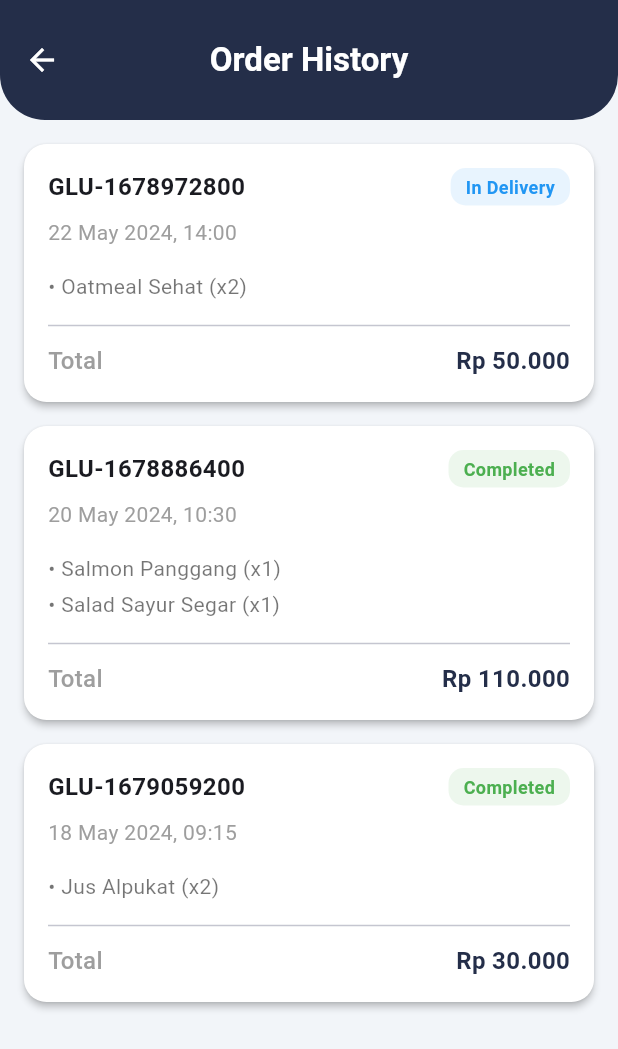
After one commit to FarhanTZ/Skripsi-frontend, a Flutter app: the OrderHistoryPage screen opened directly, on a phone screen of 412 x 824 dp. The commit adds this screen. Shown: the top 1049 px of the screen. Run offline on Flutter 3.47's test engine with Material 3 defaults, Android fonts, the phone set to English and light mode, and no system bars; our stand-ins replace curved_navigation_bar, fl_chart, flutter_svg, smooth_page_indicator.

Commit message:
Tampilan History Order

```diff
--- a/lib/features/presentation/screens/User/menu_tab.dart
+++ b/lib/features/presentation/screens/User/menu_tab.dart
@@ -2,6 +2,7 @@ import 'package:flutter/material.dart';
 import 'package:glupulse/app/theme/app_theme.dart';
 import 'package:glupulse/features/presentation/screens/Food/food_detail_page.dart';
 
+import '../order_history_page.dart';
 class MenuTab extends StatelessWidget {
   const MenuTab({super.key});
 
@@ -59,12 +60,17 @@ class MenuTab extends StatelessWidget {
                             ),
                           ],
                         ),
-                        CircleAvatar(
-                          backgroundColor: Colors.white,
-                          child: Icon(
-                            Icons.notifications_outlined,
-                            color: Theme.of(context).colorScheme.primary,
-                            size: 24,
+                        GestureDetector(
+                          onTap: () {
+                            Navigator.of(context).push(MaterialPageRoute(builder: (context) => const OrderHistoryPage()));
+                          },
+                          child: CircleAvatar(
+                            backgroundColor: Colors.white,
+                            child: Icon(
+                              Icons.receipt_long, // Mengganti ikon menjadi seperti kertas/nota
+                              color: Theme.of(context).colorScheme.primary,
+                              size: 24,
+                            ),
                           ),
                         ),
                       ],
--- /dev/null
+++ b/lib/features/presentation/screens/order_history_page.dart
@@ -0,0 +1,159 @@
+import 'package:flutter/material.dart';
+import 'package:glupulse/features/presentation/screens/order_tracking_page.dart';
+import 'package:intl/intl.dart';
+
+class OrderHistoryPage extends StatelessWidget {
+  const OrderHistoryPage({super.key});
+
+  // Data dummy untuk riwayat pesanan
+  final List<Map<String, dynamic>> _orderHistory = const [
+    {
+      'id': 'GLU-1678972800',
+      'date': '2024-05-22 14:00:00',
+      'total': 50000.0,
+      'status': 'In Delivery',
+      'items': [
+        {'name': 'Oatmeal Sehat', 'quantity': 2, 'price': 25000},
+      ],
+    },
+    {
+      'id': 'GLU-1678886400',
+      'date': '2024-05-20 10:30:00',
+      'total': 110000.0,
+      'status': 'Completed',
+      'items': [
+        {'name': 'Salmon Panggang', 'quantity': 1, 'price': 75000},
+        {'name': 'Salad Sayur Segar', 'quantity': 1, 'price': 35000},
+      ],
+    },
+    {
+      'id': 'GLU-1679059200',
+      'date': '2024-05-18 09:15:00',
+      'total': 30000.0,
+      'status': 'Completed',
+      'items': [
+        {'name': 'Jus Alpukat', 'quantity': 2, 'price': 15000},
+      ],
+    },
+  ];
+
+  @override
+  Widget build(BuildContext context) {
+    final currencyFormatter = NumberFormat.currency(locale: 'id_ID', symbol: 'Rp ', decimalDigits: 0);
+
+    return Scaffold(
+      backgroundColor: const Color(0xFFF2F5F9),
+      appBar: AppBar(
+        toolbarHeight: 80,
+        shape: const RoundedRectangleBorder(
+          borderRadius: BorderRadius.vertical(
+            bottom: Radius.circular(30),
+          ),
+        ),
+        title: const Text(
+          'Order History',
+          style: TextStyle(
+            color: Colors.white,
+            fontSize: 22,
+            fontWeight: FontWeight.bold,
+          ),
+        ),
+        backgroundColor: Theme.of(context).colorScheme.primary,
+        iconTheme: const IconThemeData(color: Colors.white),
+      ),
+      body: ListView.builder(
+        padding: const EdgeInsets.all(16.0),
+        itemCount: _orderHistory.length,
+        itemBuilder: (context, index) {
+          final order = _orderHistory[index];
+          final isCompleted = order['status'] == 'Completed';
+
+          return Card(
+            elevation: 2,
+            color: Colors.white,
+            margin: const EdgeInsets.only(bottom: 16),
+            shape: RoundedRectangleBorder(borderRadius: BorderRadius.circular(15)),
+            child: InkWell(
+              onTap: isCompleted ? null : () {
+                Navigator.of(context).push(MaterialPageRoute(
+                  builder: (context) => OrderTrackingPage(
+                    orderItems: (order['items'] as List).cast<Map<String, dynamic>>(),
+                    finalTotal: order['total'] as double,
+                    orderId: order['id'] as String,
+                  ),
+                ));
+              },
+              borderRadius: BorderRadius.circular(15),
+              child: Padding(
+                padding: const EdgeInsets.all(16.0),
+                child: Column(
+                  crossAxisAlignment: CrossAxisAlignment.start,
+                  children: [
+                    Row(
+                      mainAxisAlignment: MainAxisAlignment.spaceBetween,
+                      children: [
+                        Text(
+                          order['id'] as String,
+                          style: const TextStyle(fontWeight: FontWeight.bold, fontSize: 16),
+                        ),
+                        Container(
+                          padding: const EdgeInsets.symmetric(horizontal: 10, vertical: 4),
+                          decoration: BoxDecoration(
+                            color: isCompleted ? Colors.green.withOpacity(0.1) : Colors.blue.withOpacity(0.1),
+                            borderRadius: BorderRadius.circular(10),
+                          ),
+                          child: Text(
+                            order['status'] as String,
+                            style: TextStyle(
+                              color: isCompleted ? Colors.green : Colors.blue,
+                              fontWeight: FontWeight.bold,
+                              fontSize: 12,
+                            ),
+                          ),
+                        ),
+                      ],
+                    ),
+                    const SizedBox(height: 8),
+                    Text(
+                      DateFormat('dd MMM yyyy, HH:mm').format(DateTime.parse(order['date'] as String)),
+                      style: const TextStyle(color: Colors.grey, fontSize: 14),
+                    ),
+                    const SizedBox(height: 16),
+                    // Menampilkan daftar item pesanan
+                    ...(order['items'] as List<Map<String, dynamic>>).map((item) {
+                      return Padding(
+                        padding: const EdgeInsets.only(bottom: 4.0),
+                        child: Text(
+                          '• ${item['name']} (x${item['quantity']})',
+                          style: const TextStyle(fontSize: 14, color: Colors.black54),
+                        ),
+                      );
+                    }).toList(),
+                    const Divider(height: 24),
+                    Row(
+                      mainAxisAlignment: MainAxisAlignment.spaceBetween,
+                      children: [
+                        Text(
+                          'Total',
+                          style: const TextStyle(color: Colors.grey, fontSize: 16, fontWeight: FontWeight.w500),
+                        ),
+                        Text(
+                          currencyFormatter.format(order['total']),
+                          style: TextStyle(
+                            fontWeight: FontWeight.bold,
+                            fontSize: 16,
+                            color: Theme.of(context).colorScheme.primary,
+                          ),
+                        ),
+                      ],
+                    ),
+                  ],
+                ),
+              ),
+            ),
+          );
+        },
+      ),
+    );
+  }
+}
--- a/lib/features/presentation/screens/order_tracking_page.dart
+++ b/lib/features/presentation/screens/order_tracking_page.dart
@@ -1,5 +1,6 @@
 import 'package:flutter/material.dart';
 import 'package:glupulse/app/theme/app_theme.dart';
+import 'package:glupulse/features/presentation/screens/order_history_page.dart';
 import 'package:intl/intl.dart';
 
 class OrderTrackingPage extends StatefulWidget {
@@ -114,7 +115,15 @@ class _OrderTrackingPageState extends State<OrderTrackingPage> {
           ),
           child: IconButton(
             icon: const Icon(Icons.close, color: Colors.black),
-            onPressed: () => Navigator.of(context).popUntil((route) => route.isFirst),
+            onPressed: () {
+              // Cek apakah halaman riwayat sudah ada di tumpukan navigasi
+              if (Navigator.of(context).canPop()) {
+                Navigator.of(context).pop(); // Kembali ke halaman sebelumnya (OrderHistoryPage)
+              } else {
+                // Jika tidak, ganti halaman saat ini dengan OrderHistoryPage
+                Navigator.of(context).pushReplacement(MaterialPageRoute(builder: (context) => const OrderHistoryPage()));
+              }
+            },
           ),
         ),
       ),
--- a/lib/features/presentation/screens/payment_order_page.dart
+++ b/lib/features/presentation/screens/payment_order_page.dart
@@ -2,6 +2,7 @@ import 'package:flutter/material.dart';
 import 'package:glupulse/app/theme/app_theme.dart';
 import 'package:glupulse/features/presentation/screens/order_tracking_page.dart';
 import 'package:intl/intl.dart';
+import 'package:glupulse/features/presentation/screens/order_history_page.dart';
 
 class PaymentOrderPage extends StatefulWidget {
   final List<Map<String, dynamic>> orderItems;
@@ -456,17 +457,22 @@ void _showPaymentSuccessDialog(
             // 2. Buat Order ID unik
             final orderId = 'GLU-${DateTime.now().millisecondsSinceEpoch}';
 
-            // 3. Navigasi ke OrderTrackingPage dan hapus semua halaman sebelumnya
-            Navigator.of(context).pushAndRemoveUntil(
-              MaterialPageRoute(
-                builder: (context) => OrderTrackingPage(
-                  orderItems: orderItems,
-                  finalTotal: finalTotal,
-                  orderId: orderId,
-                ),
+            // 3. Hapus semua halaman sampai ke root (HomePage)
+            Navigator.of(context).popUntil((route) => route.isFirst);
+
+            // 4. Dorong halaman Riwayat Pesanan
+            Navigator.of(context).push(
+              MaterialPageRoute(builder: (context) => const OrderHistoryPage()),
+            );
+
+            // 5. Dorong halaman Lacak Pesanan di atasnya
+            Navigator.of(context).push(MaterialPageRoute(
+              builder: (context) => OrderTrackingPage(
+                orderItems: orderItems,
+                finalTotal: finalTotal,
+                orderId: orderId,
               ),
-              (Route<dynamic> route) => route.isFirst, // Hapus sampai ke root (HomePage)
-            );
+            ));
           },
         ),
       );
```
